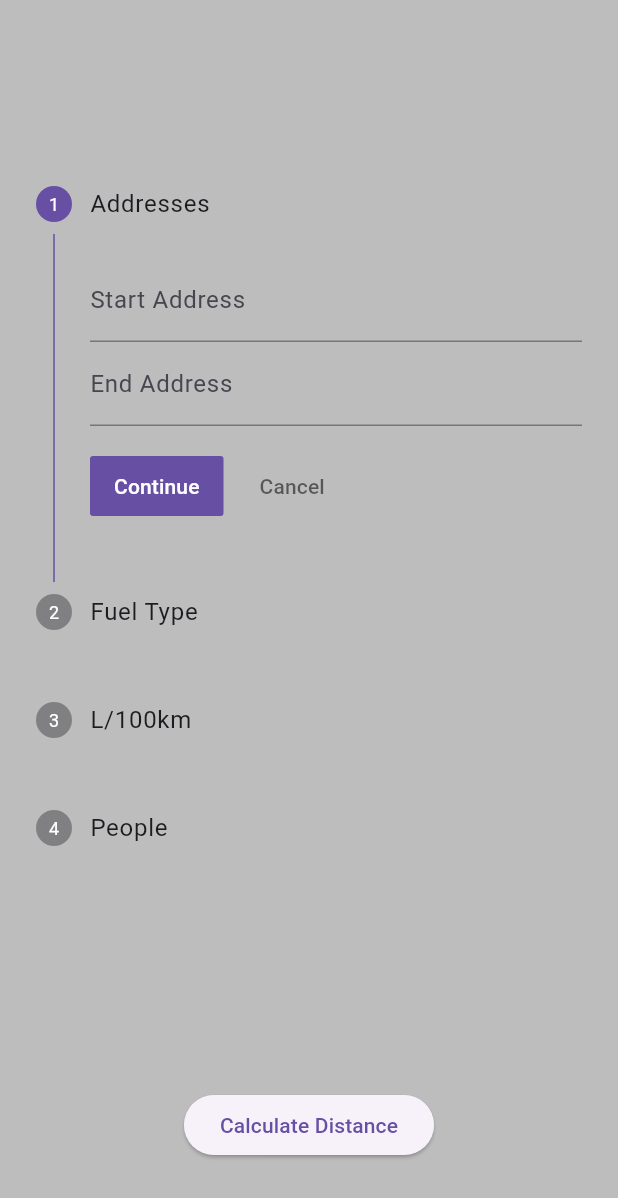
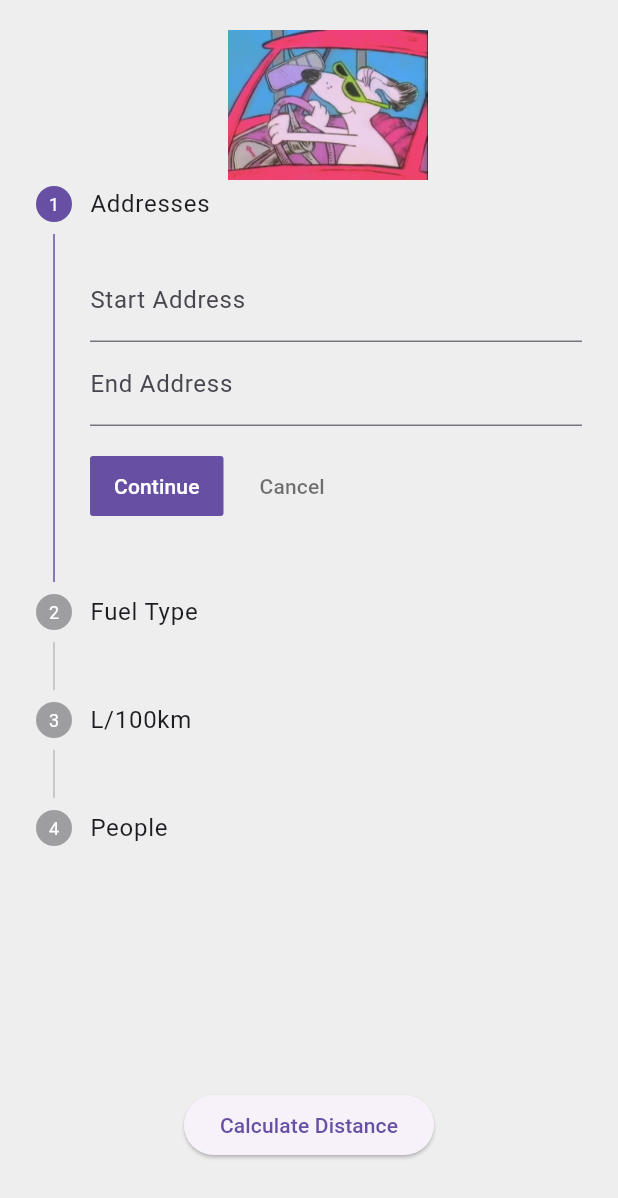
Before and after one commit to Bethrand-Feni/Split-It-, a Flutter app: the Input screen opened by its route, on a phone screen of 412 x 824 dp. Shown: the top 1198 px of the screen. Run offline on Flutter 3.47's test engine with Material 3 defaults, Android fonts, the phone set to English and light mode, and no system bars; our stand-ins replace google_maps_flutter; missing offline and left inert: flutter_google_places, google_maps_webservice.

Commit message:
Added dog gif Changed some colors

```diff
--- a/lib/pages/input.dart
+++ b/lib/pages/input.dart
@@ -7,7 +7,6 @@ import 'package:google_maps_webservice/places.dart';
 import 'package:http/http.dart' as http;
 import 'dart:convert';
 
-import 'package:splitit/pages/intro.dart';
 import 'package:splitit/pages/result.dart';
 
 void main() {
@@ -132,7 +131,7 @@ class _Input extends State<Input> {
                     });
                   },
                   style: ElevatedButton.styleFrom(
-                    backgroundColor: _unleaded ? Colors.green[200] : Colors.grey[200],
+                    backgroundColor: _unleaded ? Colors.grey[100] : Colors.grey[500],
                   ),
                   child: const Text('Unleaded'),
                 ),
@@ -145,7 +144,7 @@ class _Input extends State<Input> {
                     });
                   },
                   style: ElevatedButton.styleFrom(
-                    backgroundColor: !_unleaded ? Colors.green[200] : Colors.grey[200],
+                    backgroundColor: !_unleaded ? Colors.grey[100] : Colors.grey[500],
                   ),
                   child: const Text('Diesel'),
                 ),
@@ -228,9 +227,17 @@ class _Input extends State<Input> {
   @override
   Widget build(BuildContext context) {
     return Scaffold(
-      backgroundColor: Colors.grey[400],
+      backgroundColor: Colors.grey[200],
       body: Stack(
         children: [
+          Positioned(
+            top: 20,
+            left: 25,
+            right: 0,
+            child: SizedBox(
+              height: 100,
+                width: 250,
+                child: Image.asset('assets/dog.gif'))),
           Positioned(
             top: 100,
             left: 0,
```
Also changed, not shown: assets/RectangleP.png (added), assets/dog.gif (added).
